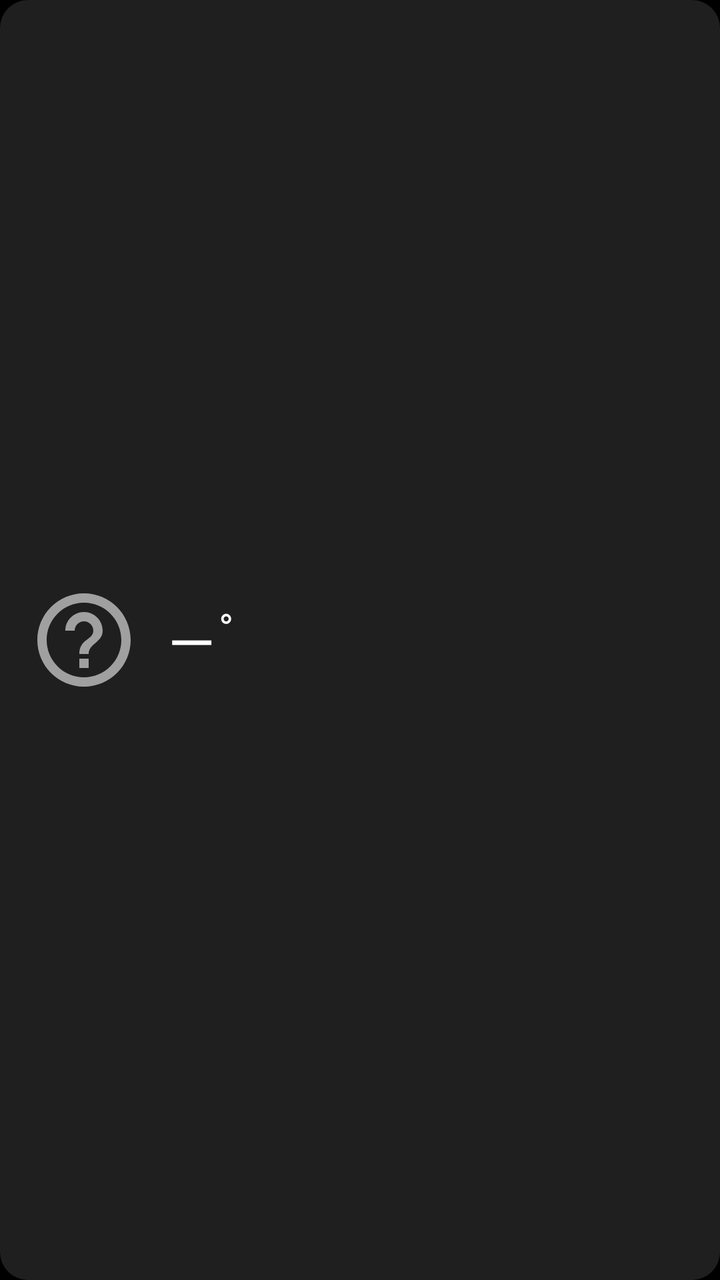
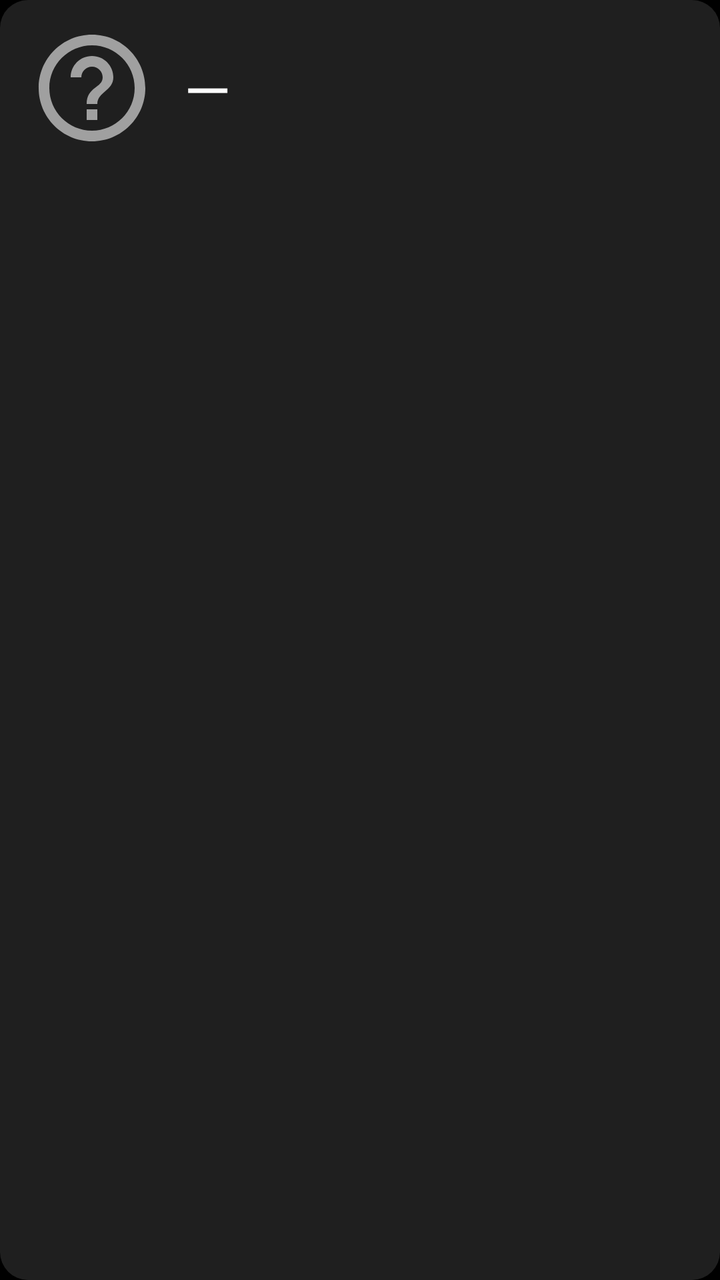

An Android layout rendered at two revisions. The XML below is the earlier revision; the diff shows what the commit changed to produce the second picture.
<!-- AndroidManifest.xml: application theme Theme.RetroLauncher -->
<!-- res/layout/fragment_weather.xml -->
<?xml version="1.0" encoding="utf-8"?>
<androidx.constraintlayout.widget.ConstraintLayout
    xmlns:android="http://schemas.android.com/apk/res/android"
    xmlns:app="http://schemas.android.com/apk/res-auto"
    android:id="@+id/weather_root"
    android:layout_width="match_parent"
    android:layout_height="match_parent"
    android:background="@drawable/bg_tile"
    android:paddingStart="14dp"
    android:paddingEnd="14dp"
    android:paddingTop="10dp"
    android:paddingBottom="10dp">

    <ImageView
        android:id="@+id/icon"
        android:layout_width="56dp"
        android:layout_height="56dp"
        android:contentDescription="@null"
        android:src="@drawable/ic_unknown"
        app:layout_constraintTop_toTopOf="parent"
        app:layout_constraintBottom_toBottomOf="parent"
        app:layout_constraintStart_toStartOf="parent" />

    <TextView
        android:id="@+id/temp"
        android:layout_width="wrap_content"
        android:layout_height="wrap_content"
        android:text="@string/weather_temp_placeholder"
        android:textSize="@dimen/temp_text"
        android:textColor="@color/text_primary"
        android:fontFamily="sans-serif-light"
        android:layout_marginStart="14dp"
        app:layout_constraintTop_toTopOf="parent"
        app:layout_constraintStart_toEndOf="@id/icon"
        app:layout_constraintBottom_toBottomOf="parent" />

    <TextView
        android:id="@+id/temp_unit"
        android:layout_width="wrap_content"
        android:layout_height="wrap_content"
        android:layout_marginStart="2dp"
        android:text="@string/weather_temp_unit_degree"
        android:textSize="20sp"
        android:textColor="@color/text_primary"
        android:fontFamily="sans-serif-light"
        app:layout_constraintTop_toTopOf="@id/temp"
        app:layout_constraintStart_toEndOf="@id/temp" />

    <TextView
        android:id="@+id/high"
        android:layout_width="wrap_content"
        android:layout_height="wrap_content"
        android:textColor="@color/text_secondary"
        android:textSize="14sp"
        app:layout_constraintTop_toTopOf="@id/temp"
        app:layout_constraintStart_toEndOf="@id/temp_unit"
        android:layout_marginStart="10dp" />

    <TextView
        android:id="@+id/low"
        android:layout_width="wrap_content"
        android:layout_height="wrap_content"
        android:textColor="@color/text_tertiary"
        android:textSize="14sp"
        app:layout_constraintTop_toBottomOf="@id/high"
        app:layout_constraintStart_toStartOf="@id/high" />

    <TextView
        android:id="@+id/city"
        android:layout_width="0dp"
        android:layout_height="wrap_content"
        android:singleLine="true"
        android:ellipsize="end"
        android:textColor="@color/text_tertiary"
        android:textSize="11sp"
        android:gravity="end"
        app:layout_constraintBottom_toBottomOf="parent"
        app:layout_constraintEnd_toEndOf="parent" />
</androidx.constraintlayout.widget.ConstraintLayout>
<!-- resources referenced by this layout -->
<resources>
  <color name="text_primary">#FFFFFF</color>
  <color name="text_secondary">#B3B3B3</color>
  <color name="text_tertiary">#888888</color>
  <dimen name="temp_text">30sp</dimen>
  <!-- drawable bg_tile (drawable) -->
  <?xml version="1.0" encoding="utf-8"?>
  <shape xmlns:android="http://schemas.android.com/apk/res/android"
      android:shape="rectangle">
      <solid android:color="@color/card" />
      <corners android:radius="@dimen/tile_corner" />
  </shape>
  <!-- drawable ic_unknown (drawable) -->
  <vector xmlns:android="http://schemas.android.com/apk/res/android"
      android:width="40dp" android:height="40dp"
      android:viewportWidth="24" android:viewportHeight="24"
      android:tint="#A0A0A0">
      <path android:fillColor="@android:color/white" android:pathData="M11,18h2v-2h-2v2zM12,2C6.48,2 2,6.48 2,12s4.48,10 10,10 10,-4.48 10,-10S17.52,2 12,2zM12,20c-4.41,0 -8,-3.59 -8,-8s3.59,-8 8,-8 8,3.59 8,8 -3.59,8 -8,8zM12,6c-2.21,0 -4,1.79 -4,4h2c0,-1.1 0.9,-2 2,-2s2,0.9 2,2c0,2 -3,1.75 -3,5h2c0,-2.25 3,-2.5 3,-5 0,-2.21 -1.79,-4 -4,-4z"/>
  </vector>
  <string name="weather_temp_placeholder">—</string>
  <string name="weather_temp_unit_degree">°</string>
  <style name="Theme.RetroLauncher" parent="Theme.Material3.DayNight.NoActionBar">
          <item name="colorPrimary">@color/accent</item>
          <item name="colorOnPrimary">@color/text_primary</item>
          <item name="colorSurface">@color/card</item>
          <item name="colorOnSurface">@color/text_primary</item>
          <item name="android:colorBackground">@color/bg</item>
          <item name="android:windowBackground">@color/bg</item>
          <item name="android:textColorPrimary">@color/text_primary</item>
          <item name="android:textColorSecondary">@color/text_secondary</item>
          <item name="android:statusBarColor" tools:targetApi="21">@color/bg</item>
          <item name="android:navigationBarColor" tools:targetApi="21">@color/bg</item>
          <item name="android:windowLightStatusBar" tools:targetApi="23">false</item>
          <item name="android:windowDrawsSystemBarBackgrounds" tools:targetApi="21">true</item>
          <item name="fontFamily">sans-serif</item>
      </style>
  <color name="card">#1F1F1F</color>
  <dimen name="tile_corner">14dp</dimen>
  <color name="accent">#FF8500</color>
  <color name="bg">#000000</color>
</resources>

<!-- the commit's change to res/layout/fragment_weather.xml (unified diff, before → after) -->
@@ -8,17 +8,16 @@
     android:background="@drawable/bg_tile"
     android:paddingStart="14dp"
     android:paddingEnd="14dp"
-    android:paddingTop="10dp"
-    android:paddingBottom="10dp">
+    android:paddingTop="12dp"
+    android:paddingBottom="12dp">
 
     <ImageView
         android:id="@+id/icon"
-        android:layout_width="56dp"
-        android:layout_height="56dp"
+        android:layout_width="64dp"
+        android:layout_height="64dp"
         android:contentDescription="@null"
         android:src="@drawable/ic_unknown"
         app:layout_constraintTop_toTopOf="parent"
-        app:layout_constraintBottom_toBottomOf="parent"
         app:layout_constraintStart_toStartOf="parent" />
 
     <TextView
@@ -30,40 +29,61 @@
         android:textColor="@color/text_primary"
         android:fontFamily="sans-serif-light"
         android:layout_marginStart="14dp"
-        app:layout_constraintTop_toTopOf="parent"
-        app:layout_constraintStart_toEndOf="@id/icon"
-        app:layout_constraintBottom_toBottomOf="parent" />
+        app:layout_constraintTop_toTopOf="@id/icon"
+        app:layout_constraintBottom_toBottomOf="@id/icon"
+        app:layout_constraintStart_toEndOf="@id/icon" />
 
     <TextView
-        android:id="@+id/temp_unit"
+        android:id="@+id/condition"
+        android:layout_width="0dp"
+        android:layout_height="wrap_content"
+        android:singleLine="true"
+        android:ellipsize="end"
+        android:textColor="@color/text_secondary"
+        android:textSize="14sp"
+        android:layout_marginTop="8dp"
+        app:layout_constraintTop_toBottomOf="@id/icon"
+        app:layout_constraintStart_toStartOf="parent"
+        app:layout_constraintEnd_toEndOf="parent" />
+
+    <TextView
+        android:id="@+id/feels_like"
         android:layout_width="wrap_content"
         android:layout_height="wrap_content"
-        android:layout_marginStart="2dp"
-        android:text="@string/weather_temp_unit_degree"
-        android:textSize="20sp"
-        android:textColor="@color/text_primary"
-        android:fontFamily="sans-serif-light"
-        app:layout_constraintTop_toTopOf="@id/temp"
-        app:layout_constraintStart_toEndOf="@id/temp" />
+        android:textColor="@color/text_tertiary"
+        android:textSize="13sp"
+        android:layout_marginTop="6dp"
+        app:layout_constraintTop_toBottomOf="@id/condition"
+        app:layout_constraintStart_toStartOf="parent" />
+
+    <TextView
+        android:id="@+id/wind"
+        android:layout_width="wrap_content"
+        android:layout_height="wrap_content"
+        android:textColor="@color/text_tertiary"
+        android:textSize="13sp"
+        android:layout_marginTop="6dp"
+        app:layout_constraintTop_toBottomOf="@id/condition"
+        app:layout_constraintEnd_toEndOf="parent" />
 
     <TextView
         android:id="@+id/high"
         android:layout_width="wrap_content"
         android:layout_height="wrap_content"
         android:textColor="@color/text_secondary"
-        android:textSize="14sp"
-        app:layout_constraintTop_toTopOf="@id/temp"
-        app:layout_constraintStart_toEndOf="@id/temp_unit"
-        android:layout_marginStart="10dp" />
+        android:textSize="13sp"
+        app:layout_constraintTop_toTopOf="@id/icon"
+        app:layout_constraintEnd_toEndOf="parent" />
 
     <TextView
         android:id="@+id/low"
         android:layout_width="wrap_content"
         android:layout_height="wrap_content"
         android:textColor="@color/text_tertiary"
-        android:textSize="14sp"
+        android:textSize="13sp"
+        android:layout_marginTop="2dp"
         app:layout_constraintTop_toBottomOf="@id/high"
-        app:layout_constraintStart_toStartOf="@id/high" />
+        app:layout_constraintEnd_toEndOf="@id/high" />
 
     <TextView
         android:id="@+id/city"
<!-- resource entries referenced after the edit -->
@@ -19,7 +19,6 @@
       <path android:fillColor="@android:color/white" android:pathData="M11,18h2v-2h-2v2zM12,2C6.48,2 2,6.48 2,12s4.48,10 10,10 10,-4.48 10,-10S17.52,2 12,2zM12,20c-4.41,0 -8,-3.59 -8,-8s3.59,-8 8,-8 8,3.59 8,8 -3.59,8 -8,8zM12,6c-2.21,0 -4,1.79 -4,4h2c0,-1.1 0.9,-2 2,-2s2,0.9 2,2c0,2 -3,1.75 -3,5h2c0,-2.25 3,-2.5 3,-5 0,-2.21 -1.79,-4 -4,-4z"/>
   </vector>
   <string name="weather_temp_placeholder">—</string>
-  <string name="weather_temp_unit_degree">°</string>
   <style name="Theme.RetroLauncher" parent="Theme.Material3.DayNight.NoActionBar">
           <item name="colorPrimary">@color/accent</item>
           <item name="colorOnPrimary">@color/text_primary</item>
